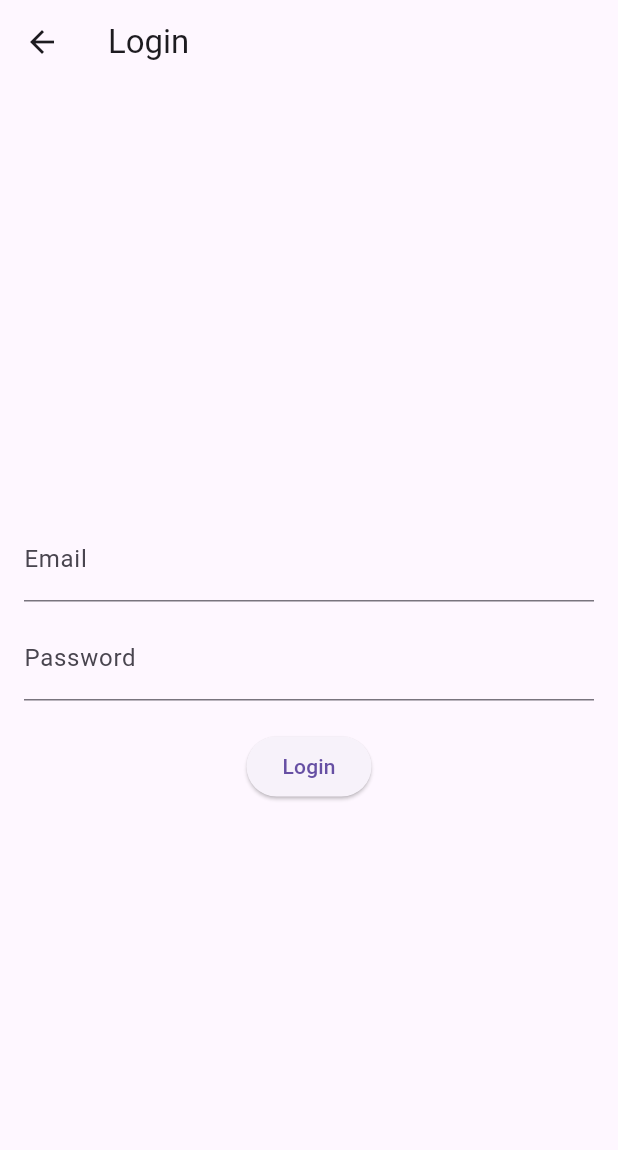
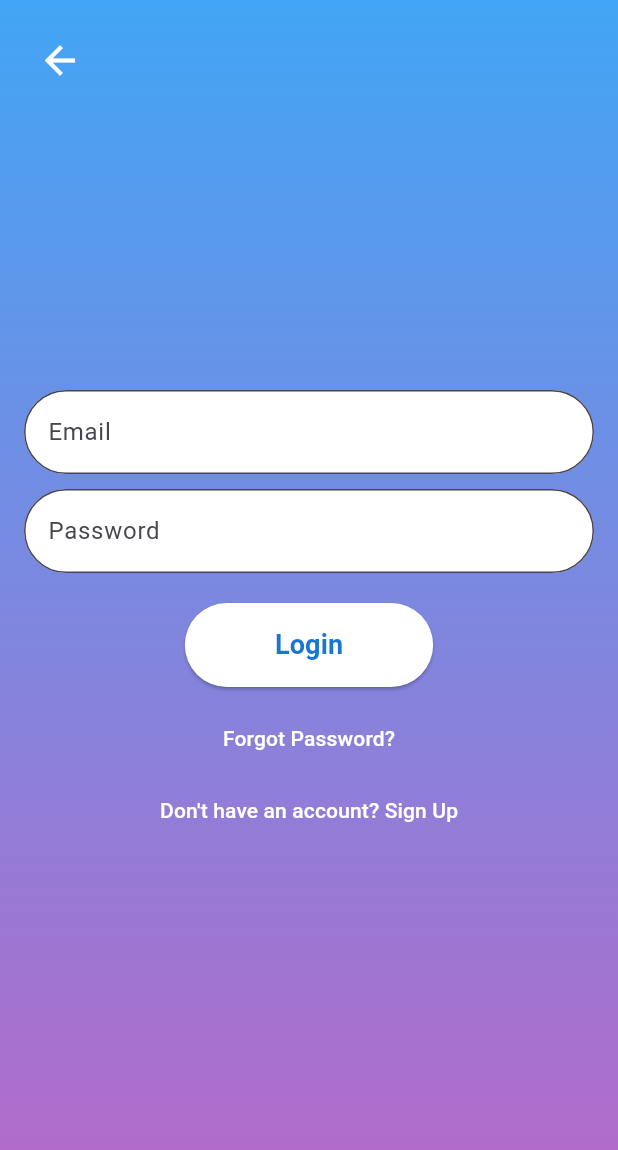
Before and after one commit to AymericJob/NutriTrack, a Flutter app: the LoginPage screen opened by its route, on a phone screen of 412 x 824 dp. Shown: the top 1150 px of the screen. Run offline on Flutter 3.47's test engine with Material 3 defaults, Android fonts, the phone set to English and light mode, and no system bars; our stand-ins replace cloud_firestore, firebase_auth, firebase_core, font_awesome_flutter, pedometer; missing offline and left inert: barcode_scan2; accounts and stored records are empty.

Commit message:
:zap: Implement login and register pages

```diff
--- a/lib/Pages/Logs/login_page.dart
+++ b/lib/Pages/Logs/login_page.dart
@@ -28,31 +28,127 @@ class LoginPage extends StatelessWidget {
     }
   }
 
+  // Fonction pour réinitialiser le mot de passe
+  void _resetPassword(BuildContext context) async {
+    String email = _emailController.text.trim();
+    if (email.isEmpty) {
+      _showMessage(context, "Please enter your email");
+      return;
+    }
+
+    try {
+      await FirebaseAuth.instance.sendPasswordResetEmail(email: email);
+      _showMessage(context, "Password reset email sent. Please check your inbox.");
+    } catch (e) {
+      String message;
+      if (e is FirebaseAuthException) {
+        message = e.message ?? 'Failed to send password reset email';
+      } else {
+        message = 'An unexpected error occurred';
+      }
+      _showMessage(context, message);
+    }
+  }
+
   @override
   Widget build(BuildContext context) {
     return Scaffold(
-      appBar: AppBar(title: Text('Login')),
-      body: Padding(
+      body: Container(
+        width: double.infinity,
+        decoration: BoxDecoration(
+          gradient: LinearGradient(
+            colors: [Colors.blue.shade400, Colors.purple.shade300],
+            begin: Alignment.topCenter,
+            end: Alignment.bottomCenter,
+          ),
+        ),
+        child: SafeArea(
+          child: Stack(
+            children: [
+              // Flèche pour revenir à la page d'accueil
+              Positioned(
+                top: 16,
+                left: 16,
+                child: IconButton(
+                  icon: Icon(Icons.arrow_back, color: Colors.white, size: 30), // Flèche blanche
+                  onPressed: () {
+                    Navigator.of(context).pushReplacementNamed('/homepage'); // Remplacez '/homepage' par le nom de votre route home_page.
+                  },
+                ),
+              ),
+              // Contenu principal de la page
+              Padding(
                 padding: const EdgeInsets.all(16.0),
                 child: Column(
                   mainAxisAlignment: MainAxisAlignment.center,
                   children: [
                     TextField(
                       controller: _emailController,
-              decoration: InputDecoration(labelText: 'Email'),
+                      decoration: InputDecoration(
+                        labelText: 'Email',
+                        filled: true,
+                        fillColor: Colors.white,
+                        border: OutlineInputBorder(
+                          borderRadius: BorderRadius.circular(30),
+                        ),
+                      ),
                     ),
                     SizedBox(height: 10),
                     TextField(
                       controller: _passwordController,
-              decoration: InputDecoration(labelText: 'Password'),
+                      decoration: InputDecoration(
+                        labelText: 'Password',
+                        filled: true,
+                        fillColor: Colors.white,
+                        border: OutlineInputBorder(
+                          borderRadius: BorderRadius.circular(30),
+                        ),
+                      ),
                       obscureText: true,
                     ),
                     SizedBox(height: 20),
                     ElevatedButton(
                       onPressed: () => _login(context),
-              child: Text('Login'),
+                      style: ElevatedButton.styleFrom(
+                        foregroundColor: Colors.blue.shade700,
+                        backgroundColor: Colors.white,
+                        shape: RoundedRectangleBorder(
+                          borderRadius: BorderRadius.circular(30),
+                        ),
+                        padding: EdgeInsets.symmetric(horizontal: 60, vertical: 15),
+                      ),
+                      child: Text(
+                        'Login',
+                        style: TextStyle(
+                          fontSize: 18,
+                          fontWeight: FontWeight.bold,
+                        ),
+                      ),
+                    ),
+                    SizedBox(height: 10),
+                    // Lien "Mot de passe oublié"
+                    TextButton(
+                      onPressed: () => _resetPassword(context),
+                      child: Text(
+                        'Forgot Password?',
+                        style: TextStyle(color: Colors.white),
+                      ),
+                    ),
+                    // Lien pour s'inscrire
+                    TextButton(
+                      onPressed: () {
+                        Navigator.of(context).pushNamed(AppRoutes.registerPage);
+                      },
+                      child: Text(
+                        "Don't have an account? Sign Up",
+                        style: TextStyle(color: Colors.white),
+                      ),
                     ),
                   ],
+                ),
+              ),
+            ],
+          ),
         ),
       ),
     );
--- a/lib/main.dart
+++ b/lib/main.dart
@@ -6,7 +6,7 @@ import 'package:firebase_auth/firebase_auth.dart';
 import '../Pages/Logs/login_page.dart';
 import '../Pages/Logs/register_page.dart';
 import '../Pages/Home/main_page.dart';
-
+import '../Pages/Logs/home_page.dart'; // Importer HomePage
 
 void main() async {
   WidgetsFlutterBinding.ensureInitialized(); // Assurez-vous que les widgets sont initialisés
@@ -30,7 +30,7 @@ class MyApp extends StatelessWidget {
         builder: (context, snapshot) {
           if (snapshot.connectionState == ConnectionState.active) {
             // Si l'utilisateur est connecté, aller à MainPage, sinon aller à LoginPage
-            return snapshot.hasData ? MainPage() : LoginPage();
+            return snapshot.hasData ? MainPage() : HomePage();
           }
           return Center(child: CircularProgressIndicator()); // Afficher un indicateur de chargement pendant le chargement
         },
```
Also changed, not shown: lib/Pages/Logs/register_page.dart (+17 -1 lines). Lines whose indentation alone changed are shown as unchanged.
